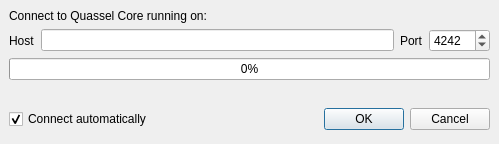
quassel/quassel, file src/qtgui/ui/coreconnectdlg.ui: the form before one commit.
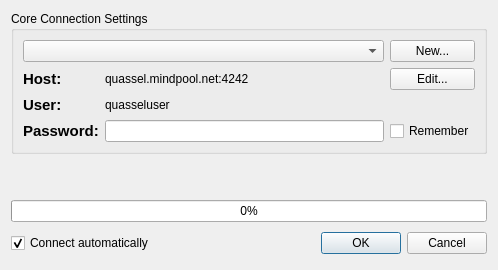
The form after the commit. Icons and pictures are not drawn.

Commit message: Still working on the authentification stuff. Technically, now even in the monolithic build the client connects to the internal core (still using the possible shortcuts, of course). It should also be able to disconnect, although not all is cleaned up yet in the process. After this is done, one will be able to disconnect the client from the internal core and connect to a remote core, and vice versa. This made a lot of changes to the init process necessary, so I have changed quite a bit of stuff around.

The edit to the form file:
```diff
--- a/src/qtgui/ui/coreconnectdlg.ui
+++ b/src/qtgui/ui/coreconnectdlg.ui
@@ -5,14 +5,12 @@
    <rect>
     <x>0</x>
     <y>0</y>
-    <width>499</width>
-    <height>144</height>
+    <width>498</width>
+    <height>270</height>
    </rect>
   </property>
   <property name="sizePolicy" >
-   <sizepolicy>
-    <hsizetype>5</hsizetype>
-    <vsizetype>3</vsizetype>
+   <sizepolicy vsizetype="MinimumExpanding" hsizetype="Preferred" >
     <horstretch>0</horstretch>
     <verstretch>0</verstretch>
    </sizepolicy>
@@ -27,67 +25,92 @@
    <bool>false</bool>
   </property>
   <layout class="QVBoxLayout" >
-   <property name="margin" >
-    <number>9</number>
-   </property>
-   <property name="spacing" >
-    <number>6</number>
-   </property>
    <item>
-    <widget class="QLabel" name="statusText" >
-     <property name="text" >
-      <string>Connect to Quassel Core running on:</string>
+    <widget class="QGroupBox" name="groupBox" >
+     <property name="title" >
+      <string>Core Connection Settings</string>
      </property>
-    </widget>
-   </item>
-   <item>
     <layout class="QHBoxLayout" >
-     <property name="margin" >
-      <number>0</number>
-     </property>
-     <property name="spacing" >
-      <number>6</number>
-     </property>
      <item>
-      <widget class="QLabel" name="hostLabel" >
+       <layout class="QGridLayout" >
+        <item row="0" column="0" colspan="2" >
+         <widget class="QComboBox" name="connectProfileName" />
+        </item>
+        <item row="1" column="0" >
+         <widget class="QLabel" name="label_2" >
        <property name="text" >
-        <string>Host</string>
+           <string>&lt;html>&lt;head>&lt;meta name="qrichtext" content="1" />&lt;style type="text/css">
+p, li { white-space: pre-wrap; }
+&lt;/style>&lt;/head>&lt;body style=" font-family:'Bitstream Vera Sans'; font-size:11pt; font-weight:400; font-style:normal;">
+&lt;p style=" margin-top:0px; margin-bottom:0px; margin-left:0px; margin-right:0px; -qt-block-indent:0; text-indent:0px;">&lt;span style=" font-weight:600;">Host:&lt;/span>&lt;/p>&lt;/body>&lt;/html></string>
        </property>
       </widget>
      </item>
-     <item>
-      <widget class="QLineEdit" name="hostName" />
-     </item>
-     <item>
-      <widget class="QLabel" name="portLabel" >
+        <item row="1" column="1" >
+         <widget class="QLabel" name="hostName" >
+          <property name="text" >
+           <string>quassel.mindpool.net:4242</string>
+          </property>
+         </widget>
+        </item>
+        <item row="2" column="0" >
+         <widget class="QLabel" name="label_3" >
        <property name="text" >
-        <string>Port</string>
+           <string>&lt;html>&lt;head>&lt;meta name="qrichtext" content="1" />&lt;style type="text/css">
+p, li { white-space: pre-wrap; }
+&lt;/style>&lt;/head>&lt;body style=" font-family:'Bitstream Vera Sans'; font-size:11pt; font-weight:400; font-style:normal;">
+&lt;p style=" margin-top:0px; margin-bottom:0px; margin-left:0px; margin-right:0px; -qt-block-indent:0; text-indent:0px;">&lt;span style=" font-weight:600;">User:&lt;/span>&lt;/p>&lt;/body>&lt;/html></string>
        </property>
       </widget>
      </item>
-     <item>
-      <widget class="QSpinBox" name="hostPort" >
-       <property name="maximum" >
-        <number>65535</number>
-       </property>
-       <property name="minimum" >
-        <number>1024</number>
-       </property>
-       <property name="value" >
-        <number>4242</number>
+        <item row="2" column="1" >
+         <widget class="QLabel" name="user" >
+          <property name="text" >
+           <string>quasseluser</string>
+          </property>
+         </widget>
+        </item>
+        <item row="3" column="0" >
+         <widget class="QLabel" name="label_4" >
+          <property name="text" >
+           <string>&lt;html>&lt;head>&lt;meta name="qrichtext" content="1" />&lt;style type="text/css">
+p, li { white-space: pre-wrap; }
+&lt;/style>&lt;/head>&lt;body style=" font-family:'Bitstream Vera Sans'; font-size:11pt; font-weight:400; font-style:normal;">
+&lt;p style=" margin-top:0px; margin-bottom:0px; margin-left:0px; margin-right:0px; -qt-block-indent:0; text-indent:0px;">&lt;span style=" font-weight:600;">Password:&lt;/span>&lt;/p>&lt;/body>&lt;/html></string>
+          </property>
+         </widget>
+        </item>
+        <item row="3" column="1" >
+         <widget class="QLineEdit" name="passwdEdit" >
+          <property name="echoMode" >
+           <enum>QLineEdit::Password</enum>
        </property>
       </widget>
      </item>
-    </layout>
-   </item>
-   <item>
-    <widget class="QProgressBar" name="progressBar" >
-     <property name="value" >
-      <number>0</number>
-     </property>
-     <property name="orientation" >
-      <enum>Qt::Horizontal</enum>
-     </property>
+        <item row="1" column="2" >
+         <widget class="QPushButton" name="editConnectProfile" >
+          <property name="text" >
+           <string>Edit...</string>
+          </property>
+         </widget>
+        </item>
+        <item row="0" column="2" >
+         <widget class="QPushButton" name="newConnectProfile" >
+          <property name="text" >
+           <string>New...</string>
+          </property>
+         </widget>
+        </item>
+        <item row="3" column="2" >
+         <widget class="QCheckBox" name="rememberPasswd" >
+          <property name="text" >
+           <string>Remember</string>
+          </property>
+         </widget>
+        </item>
+       </layout>
+      </item>
+     </layout>
     </widget>
    </item>
    <item>
@@ -98,19 +121,38 @@
      <property name="sizeHint" >
       <size>
        <width>20</width>
-       <height>53</height>
+       <height>40</height>
       </size>
      </property>
     </spacer>
    </item>
+   <item>
+    <widget class="QProgressBar" name="progressBar" >
+     <property name="value" >
+      <number>0</number>
+     </property>
+     <property name="orientation" >
+      <enum>Qt::Horizontal</enum>
+     </property>
+    </widget>
+   </item>
    <item>
     <layout class="QHBoxLayout" >
-     <property name="margin" >
-      <number>0</number>
-     </property>
      <property name="spacing" >
       <number>6</number>
      </property>
+     <property name="leftMargin" >
+      <number>0</number>
+     </property>
+     <property name="topMargin" >
+      <number>0</number>
+     </property>
+     <property name="rightMargin" >
+      <number>0</number>
+     </property>
+     <property name="bottomMargin" >
+      <number>0</number>
+     </property>
      <item>
       <widget class="QCheckBox" name="autoConnect" >
        <property name="text" >
```
Left out of the diff: 5 changed lines with no effect on the pictures. Lines whose indentation alone changed are shown as unchanged. The commit also changes 17 other files.
